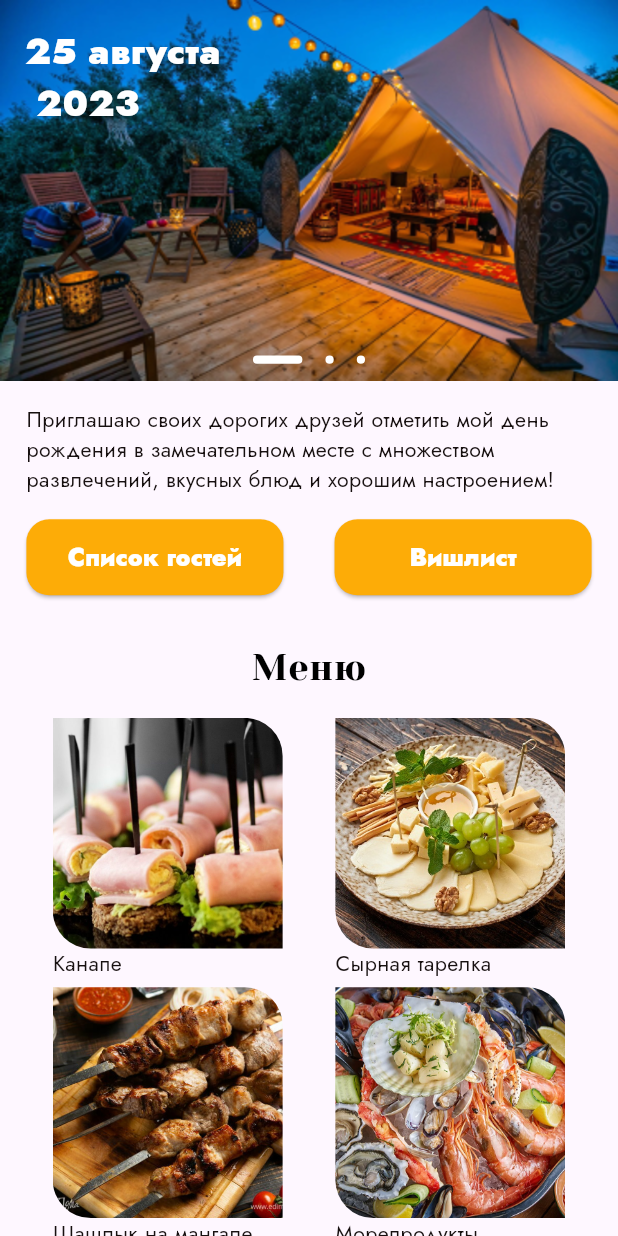
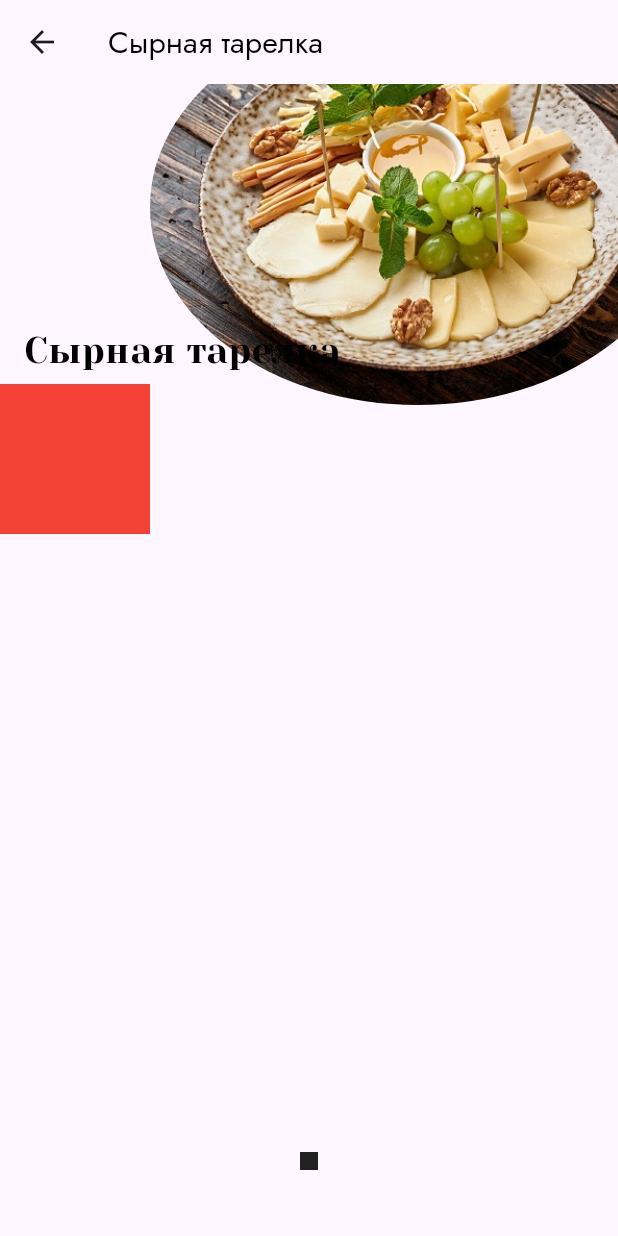
Before and after one commit to Kibakuss/birthday_app, a Flutter app: the screen it shows after launch, after a tap on "Сырная тарелка", on a phone screen of 412 x 824 dp. Run offline on Flutter 3.47's test engine with Material 2 defaults, Android fonts, the phone set to English and light mode, and no system bars; our stand-ins replace flutter_screenutil, geolocator; missing offline and left inert: yandex_mapkit.

Commit message:
basic animations

```diff
--- a/lib/presentation/pages/home_page.dart
+++ b/lib/presentation/pages/home_page.dart
@@ -1,5 +1,6 @@
 import 'package:birthday_app/domain/model/game_item.dart';
 import 'package:birthday_app/domain/model/menu_item.dart';
+import 'package:birthday_app/presentation/pages/menu_item.dart';
 import 'package:birthday_app/presentation/widgets/button_widget.dart';
 import 'package:birthday_app/presentation/widgets/map.dart';
 import 'package:birthday_app/presentation/widgets/page_view_image.dart';
@@ -76,7 +77,7 @@ class MyHomePage extends StatelessWidget {
                   SizedBox(
                     height: 16.h,
                   ),
-                  const MapWindow(),
+                  // const MapWindow(),
 
                   //
                 ],
@@ -197,7 +198,13 @@ class _MenuListState extends State<MenuList> {
               itemBuilder: (context, index) {
                 final item = menu[index];
                 return GestureDetector(
-                  onTap: () {},
+                  onTap: () {
+                    Navigator.push(
+                      context,
+                      MaterialPageRoute(
+                          builder: (context) => MenuItemScreen(item: item)),
+                    );
+                  },
                   child: Column(
                     crossAxisAlignment: CrossAxisAlignment.start,
                     children: [
@@ -236,6 +243,7 @@ class _MenuListState extends State<MenuList> {
             //25BC
             _expanded ? 'Свернуть \u{25B4}' : 'Развернуть \u{25BE}',
             style: TextStyle(
+              // decorationThickness: 3,
               fontFamily: 'Jost',
               fontSize: 14.sp,
               fontWeight: FontWeight.w400,
--- /dev/null
+++ b/lib/presentation/pages/menu_item.dart
@@ -0,0 +1,162 @@
+import 'package:birthday_app/domain/model/menu_item.dart';
+import 'package:birthday_app/utils/styles.dart';
+import 'package:flutter/material.dart';
+import 'package:flutter_screenutil/flutter_screenutil.dart';
+
+class MenuItemScreen extends StatelessWidget {
+  final MenuItem item;
+
+  const MenuItemScreen({super.key, required this.item});
+
+  @override
+  Widget build(BuildContext context) {
+    return Scaffold(
+      appBar: AppBar(
+        title: Text(
+          item.title,
+          style: Styles.appBarStyle,
+        ),
+      ),
+      body: SafeArea(
+        child: Stack(
+          children: [
+            LogoRotate(item: item),
+            LogoScale(
+              item: item,
+            ),
+            Positioned(
+                top: 200,
+                child: Column(
+                  children: [
+                    Container(
+                      color: Colors.red,
+                      width: 100,
+                      height: 100,
+                    )
+                  ],
+                )),
+            AnimatedContainerExample(),
+          ],
+        ),
+      ),
+    );
+  }
+}
+
+class LogoRotate extends StatefulWidget {
+  final MenuItem item;
+  const LogoRotate({super.key, required this.item});
+
+  @override
+  State<LogoRotate> createState() => LogoRotateState();
+}
+
+class LogoRotateState extends State<LogoRotate> {
+  double turns = 0.0;
+
+  void _changeRotation() {
+    setState(() => turns += 1.0);
+  }
+
+  @override
+  Widget build(BuildContext context) {
+    return Positioned(
+      left: 100,
+      top: -50,
+      child: GestureDetector(
+        onTap: _changeRotation,
+        child: AnimatedRotation(
+          turns: turns,
+          curve: Curves.easeInCubic,
+          duration: const Duration(seconds: 2),
+          child: ClipOval(
+              child: Image.asset(
+            widget.item.imageName,
+            width: 357,
+            height: 264,
+            fit: BoxFit.cover,
+          )),
+        ),
+      ),
+    );
+  }
+}
+
+class LogoScale extends StatefulWidget {
+  final MenuItem item;
+  const LogoScale({super.key, required this.item});
+
+  @override
+  State<LogoScale> createState() => LogoScaleState();
+}
+
+class LogoScaleState extends State<LogoScale> {
+  double scale = 1.0;
+
+  void _changeScale() {
+    setState(() => scale = scale == 1.0 ? 3.0 : 1.0);
+  }
+
+  @override
+  Widget build(BuildContext context) {
+    return Positioned(
+      left: 16,
+      top: 166,
+      child: GestureDetector(
+        onTap: _changeScale,
+        child: AnimatedScale(
+          scale: scale,
+          duration: const Duration(seconds: 2),
+          child: Text(
+            widget.item.title,
+            style: Styles.headStyle,
+          ),
+        ),
+      ),
+    );
+  }
+}
+
+class AnimatedContainerExample extends StatefulWidget {
+  const AnimatedContainerExample({super.key});
+
+  @override
+  State<AnimatedContainerExample> createState() =>
+      _AnimatedContainerExampleState();
+}
+
+class _AnimatedContainerExampleState extends State<AnimatedContainerExample> {
+  bool selected = false;
+
+  @override
+  Widget build(BuildContext context) {
+    return GestureDetector(
+      onTap: () {
+        setState(() {
+          selected = !selected;
+        });
+      },
+      child: Align(
+        alignment: Alignment.bottomCenter,
+        child: AnimatedContainer(
+            width: selected ? 375.w : 50.0,
+            height: selected ? 812.h : 100.0,
+            color: selected ? Colors.blueAccent : Colors.transparent,
+            // alignment:
+            //     selected ? Alignment.center : AlignmentDirectional.topCenter,
+            duration: const Duration(seconds: 3),
+            curve: Curves.fastOutSlowIn,
+            child: selected
+                ? Image.asset(
+                    'assets/images/mem.jpeg',
+                    fit: BoxFit.contain,
+                  )
+                : Icon(Icons.stop)
+            // : Center(
+            //     child: Container(
+            //         width: 100, height: 20, child: Text('finally'))),
+            ),
+      ),
+    );
+  }
+}
--- a/lib/utils/styles.dart
+++ b/lib/utils/styles.dart
@@ -4,29 +4,41 @@ import 'package:flutter_screenutil/flutter_screenutil.dart';
 
 abstract class Styles {
   static final headStyle = TextStyle(
+      height: 24 / 24,
       fontFamily: 'Yeseva One',
       fontSize: 24.sp,
       fontWeight: FontWeight.w400,
       color: AppColors.black);
 
+  static final appBarStyle = TextStyle(
+      height: 20 / 20,
+      fontFamily: 'Jost',
+      fontSize: 20.sp,
+      fontWeight: FontWeight.w500,
+      color: AppColors.black);
+
   static final headImageStyle = TextStyle(
+      height: 24 / 24,
       fontFamily: 'Jost',
       fontSize: 24.sp,
       fontWeight: FontWeight.w700,
       color: AppColors.white);
 
   static final mainStyle = TextStyle(
+      height: 18.55 / 14,
       fontFamily: 'Jost',
       fontSize: 14.sp,
       fontWeight: FontWeight.w400,
       color: AppColors.titleColor);
 
   static final descriptionStyle = TextStyle(
+      height: 14 / 14,
       fontSize: 14.sp,
       fontWeight: FontWeight.w400,
       color: AppColors.subTitleColor);
 
   static final buttonStyle = TextStyle(
+      height: 23.12 / 16,
       fontFamily: 'Jost',
       fontSize: 16.sp,
       fontWeight: FontWeight.w600,
```
Also changed, not shown: assets/images/mem.jpeg (added).
